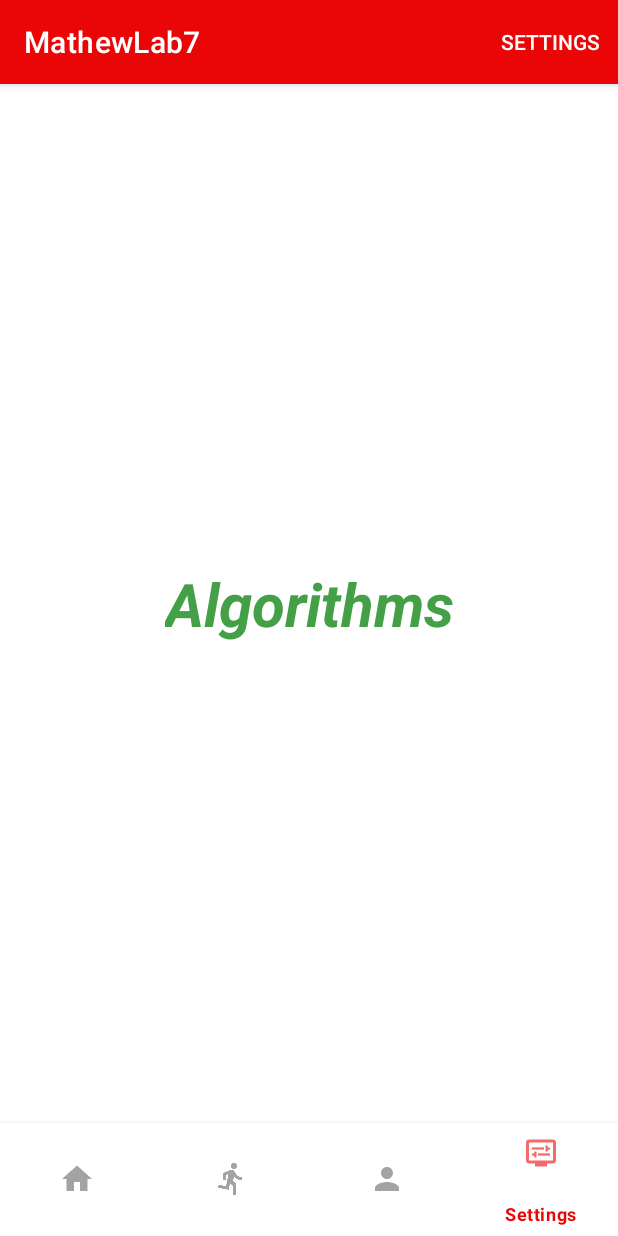
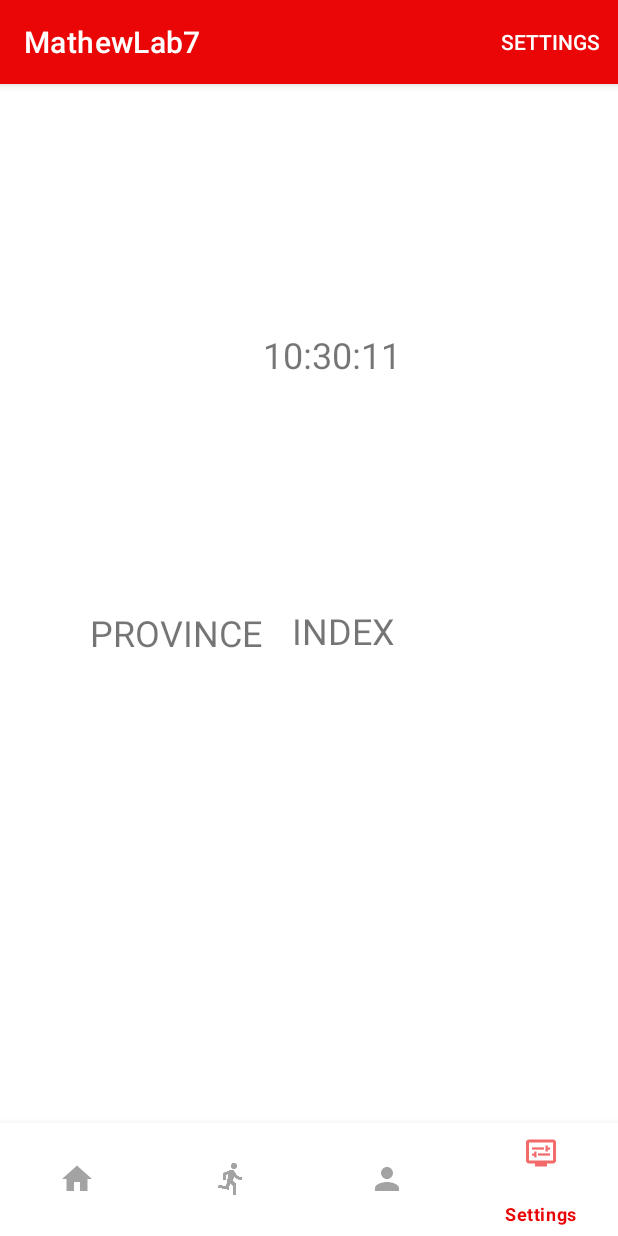
Before and after one commit to MathewAnderson6706/MathewAndersonLab7, an Android app: the screen it shows after launch (AndersonActivity7), item 4 of the bottom bar chosen, on a phone screen of 412 x 824 dp. Run offline under Robolectric (Android 15) with nearby library versions, the phone set to English and light mode, and no system bars.

Commit message:
-Person fragment can send data over now -Settings Fragment can receive the data -Clock works as well

```diff
--- a/MathewModule7/build.gradle
+++ b/MathewModule7/build.gradle
@@ -30,6 +30,10 @@ android {
 
 dependencies {
 
+    def fragment_version = "1.6.2"
+
+    implementation "androidx.fragment:fragment:$fragment_version"
+
     implementation 'com.google.android.material:material:1.11.0'
     implementation 'androidx.appcompat:appcompat:1.6.1'
     implementation 'com.google.android.material:material:1.11.0'
--- a/MathewModule7/src/main/java/mathew/anderson/n01436706/PersonFragment.java
+++ b/MathewModule7/src/main/java/mathew/anderson/n01436706/PersonFragment.java
@@ -12,11 +12,6 @@ import android.widget.AdapterView;
 import android.widget.ArrayAdapter;
 import android.widget.ListView;
 
-/**
- * A simple {@link Fragment} subclass.
- * Use the {@link PersonFragment#newInstance} factory method to
- * create an instance of this fragment.
- */
 public class PersonFragment extends Fragment {
 
     private ListView listView;
@@ -48,7 +43,14 @@ public class PersonFragment extends Fragment {
             {
                 listView.setSelector(android.R.color.holo_blue_dark);
                 // Pass selected concept and definition to the second fragment
-                String selectedConcept = locations[position];
+                String selectedLocation = locations[position];
+                int index = position + 1;
+                Bundle result = new Bundle();
+                Bundle result2 = new Bundle();
+                result.putString("df1", selectedLocation);
+                result2.putInt("df2", index);
+                getParentFragmentManager().setFragmentResult("dataFrom1", result);
+                getParentFragmentManager().setFragmentResult("dataFrom2", result2);
             }
         });
 
--- a/MathewModule7/src/main/java/mathew/anderson/n01436706/SettingsFragment.java
+++ b/MathewModule7/src/main/java/mathew/anderson/n01436706/SettingsFragment.java
@@ -3,14 +3,25 @@ package mathew.anderson.n01436706;
 
 import android.os.Bundle;
 
+import androidx.annotation.NonNull;
 import androidx.fragment.app.Fragment;
+import androidx.fragment.app.FragmentResultListener;
 
+import android.os.Handler;
 import android.view.LayoutInflater;
 import android.view.View;
 import android.view.ViewGroup;
+import android.widget.TextView;
+
+import java.text.SimpleDateFormat;
+import java.util.Date;
 
 
 public class SettingsFragment extends Fragment {
+
+    private TextView clockTextView;
+    private TextView provinceTextView;
+    private TextView indexTextView;
 
     public SettingsFragment() {
         // Required empty public constructor
@@ -20,6 +31,48 @@ public class SettingsFragment extends Fragment {
     public View onCreateView(LayoutInflater inflater, ViewGroup container,
                              Bundle savedInstanceState) {
         // Inflate the layout for this fragment
-        return inflater.inflate(R.layout.fragment_settings, container, false);
+        View view = inflater.inflate(R.layout.fragment_settings, container, false);
+
+        clockTextView = view.findViewById(R.id.clockTextView);
+        provinceTextView = view.findViewById(R.id.provinceTextView);
+        indexTextView = view.findViewById(R.id.indexTextView);
+
+        getParentFragmentManager().setFragmentResultListener("dataFrom1", this, new FragmentResultListener() {
+            @Override
+            public void onFragmentResult(@NonNull String requestKey, @NonNull Bundle result) {
+
+                String data = result.getString("df1");
+                provinceTextView.setText(data);
+            }
+        });
+
+        getParentFragmentManager().setFragmentResultListener("dataFrom2", this, new FragmentResultListener() {
+            @Override
+            public void onFragmentResult(@NonNull String requestKey, @NonNull Bundle result) {
+                int data = result.getInt("df2");
+                indexTextView.setText(String.valueOf(data));
+            }
+        });
+
+        // Start clock update
+        startClockUpdate();
+
+        return view;
+    }
+
+    private void startClockUpdate() {
+        final Handler handler = new Handler();
+        handler.post(new Runnable() {
+            @Override
+            public void run() {
+                // Get current time
+                SimpleDateFormat sdf = new SimpleDateFormat("HH:mm:ss");
+                String currentTime = sdf.format(new Date());
+                // Update clock TextView
+                clockTextView.setText(currentTime);
+                // Schedule next update after 1 second
+                handler.postDelayed(this, 1000);
+            }
+        });
     }
 }
--- a/MathewModule7/src/main/res/layout/fragment_settings.xml
+++ b/MathewModule7/src/main/res/layout/fragment_settings.xml
@@ -9,17 +9,38 @@
     tools:context=".AndersonActivity7">
 
     <TextView
-        android:id="@+id/thirdFragment"
+        android:id="@+id/clockTextView"
         android:layout_width="wrap_content"
         android:layout_height="wrap_content"
-        android:text="Algorithms"
-        android:textColor="#43a047"
-        android:textSize="40sp"
-        android:textStyle="italic|bold"
-        app:layout_constraintBottom_toBottomOf="parent"
-        app:layout_constraintEnd_toEndOf="parent"
-        app:layout_constraintHorizontal_bias="0.5"
+        android:layout_marginStart="175dp"
+        android:layout_marginTop="164dp"
+        android:text="@string/clock"
+        android:textSize="24sp"
         app:layout_constraintStart_toStartOf="parent"
         app:layout_constraintTop_toTopOf="parent" />
 
+    <TextView
+        android:id="@+id/provinceTextView"
+        android:layout_width="wrap_content"
+        android:layout_height="wrap_content"
+        android:layout_marginStart="60dp"
+        android:layout_marginTop="349dp"
+        android:layout_marginEnd="91dp"
+        android:text="@string/province"
+        android:textSize="24sp"
+        app:layout_constraintEnd_toStartOf="@+id/indexTextView"
+        app:layout_constraintStart_toStartOf="parent"
+        app:layout_constraintTop_toTopOf="parent" />
+
+    <TextView
+        android:id="@+id/indexTextView"
+        android:layout_width="wrap_content"
+        android:layout_height="wrap_content"
+        android:layout_marginStart="20dp"
+        android:layout_marginTop="348dp"
+        android:text="@string/index"
+        android:textSize="24sp"
+        app:layout_constraintStart_toEndOf="@+id/provinceTextView"
+        app:layout_constraintTop_toTopOf="parent" />
+
 </androidx.constraintlayout.widget.ConstraintLayout>
--- a/MathewModule7/src/main/res/values/strings.xml
+++ b/MathewModule7/src/main/res/values/strings.xml
@@ -11,6 +11,9 @@
     <string name="purple">purple</string>
     <string name="first_name">Mathew</string>
     <string name="ok">OK</string>
+    <string name="province">PROVINCE</string>
+    <string name="index">INDEX</string>
+    <string name="clock">Clock</string>
     <string-array name="provinces_and_territories">
         <item>Newfoundland and Labrador</item>
         <item>Prince Edward Island</item>
```
